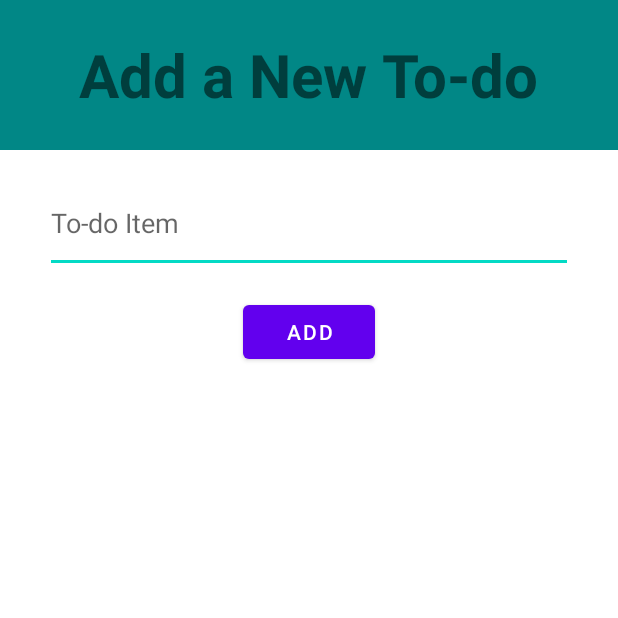
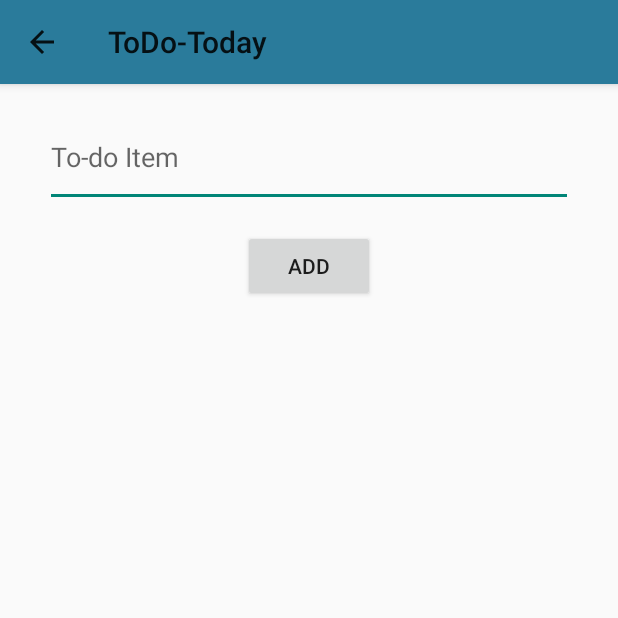
Before and after one commit to emills11/ToDo-Today, an Android app: the screen it shows after launch (NewItemActivity), after a tap on "Add new item to todoListRecyclerView", on a phone screen of 412 x 824 dp, the top half of it. Run offline under Robolectric (Android 15) with nearby library versions, the phone set to English and light mode, and no system bars; our stand-ins replace Room's generated code.

Commit message:
Redesigned toolbar and worked on theme.

```diff
--- a/app/src/main/AndroidManifest.xml
+++ b/app/src/main/AndroidManifest.xml
@@ -9,7 +9,6 @@
         android:roundIcon="@mipmap/ic_launcher_round"
         android:supportsRtl="true"
         android:theme="@style/Theme.ToDoToday">
-        <activity android:name=".NewItemActivity"></activity>
         <activity android:name=".MainActivity">
             <intent-filter>
                 <action android:name="android.intent.action.MAIN" />
@@ -17,6 +16,10 @@
                 <category android:name="android.intent.category.LAUNCHER" />
             </intent-filter>
         </activity>
+        <activity
+            android:name=".NewItemActivity"
+            android:parentActivityName="com.example.todo_today.MainActivity">
+        </activity>
     </application>
 
 </manifest>
--- a/app/src/main/java/com/example/todo_today/MainActivity.java
+++ b/app/src/main/java/com/example/todo_today/MainActivity.java
@@ -1,6 +1,7 @@
 package com.example.todo_today;
 
 import androidx.appcompat.app.AppCompatActivity;
+import androidx.appcompat.widget.Toolbar;
 import androidx.recyclerview.widget.DividerItemDecoration;
 import androidx.recyclerview.widget.LinearLayoutManager;
 import androidx.recyclerview.widget.RecyclerView;
@@ -76,6 +77,9 @@ public class MainActivity extends AppCompatActivity {
                 }
             }
         };
+
+        Toolbar topBannerToolbar = findViewById(R.id.topBannerToolbar);
+        setSupportActionBar(topBannerToolbar);
     }
 
     //onStart sets date info and sets some parameters for RecyclerView
--- a/app/src/main/java/com/example/todo_today/NewItemActivity.java
+++ b/app/src/main/java/com/example/todo_today/NewItemActivity.java
@@ -1,6 +1,8 @@
 package com.example.todo_today;
 
+import androidx.appcompat.app.ActionBar;
 import androidx.appcompat.app.AppCompatActivity;
+import androidx.appcompat.widget.Toolbar;
 
 import android.os.Bundle;
 import android.view.View;
@@ -20,6 +22,12 @@ public class NewItemActivity extends AppCompatActivity {
         //Initialize UI elements
         newItemFormItemEditText = findViewById(R.id.newItemFormItemEditText);
         newItemFormButton = findViewById(R.id.newItemFormButton);
+
+        Toolbar newItemTopBannerToolBar = findViewById(R.id.newItemTopBannerToolbar);
+        setSupportActionBar(newItemTopBannerToolBar);
+
+        ActionBar ab = getSupportActionBar();
+        ab.setDisplayHomeAsUpEnabled(true);
     }
 
     @Override
--- a/app/src/main/res/layout/activity_new_item.xml
+++ b/app/src/main/res/layout/activity_new_item.xml
@@ -6,6 +6,16 @@
     android:layout_height="match_parent"
     tools:context=".NewItemActivity">
 
+    <androidx.appcompat.widget.Toolbar
+        android:id="@+id/newItemTopBannerToolbar"
+        android:layout_width="match_parent"
+        android:layout_height="?attr/actionBarSize"
+        app:layout_constraintTop_toTopOf="parent"
+        app:layout_constraintLeft_toLeftOf="parent"
+        android:background="?attr/colorPrimary"
+        android:elevation="4dp"
+        android:theme="@style/ThemeOverlay.AppCompat.ActionBar"
+        app:popupTheme="@style/ThemeOverlay.AppCompat.Light"/>
 
     <RelativeLayout
         android:id="@+id/newItemTopBannerRelLayout"
@@ -14,7 +24,8 @@
         android:background="@color/teal_700"
         app:layout_constraintLeft_toLeftOf="parent"
         app:layout_constraintRight_toRightOf="parent"
-        app:layout_constraintTop_toTopOf="parent">
+        app:layout_constraintTop_toTopOf="parent"
+        android:visibility="gone">
 
         <TextView
             android:id="@+id/newItemTopBannerTextView"
@@ -32,7 +43,7 @@
         android:layout_width="wrap_content"
         android:layout_height="wrap_content"
         app:layout_constraintLeft_toLeftOf="parent"
-        app:layout_constraintTop_toBottomOf="@+id/newItemTopBannerRelLayout">
+        app:layout_constraintTop_toBottomOf="@+id/newItemTopBannerToolbar">
 
         <EditText
             android:id="@+id/newItemFormItemEditText"
--- a/app/src/main/res/values-night/themes.xml
+++ b/app/src/main/res/values-night/themes.xml
@@ -1,13 +1,13 @@
 <resources xmlns:tools="http://schemas.android.com/tools">
     <!-- Base application theme. -->
-    <style name="Theme.ToDoToday" parent="Theme.MaterialComponents.DayNight.DarkActionBar">
+    <style name="Theme.ToDoToday" parent="Theme.AppCompat.NoActionBar">
         <!-- Primary brand color. -->
-        <item name="colorPrimary">@color/purple_200</item>
-        <item name="colorPrimaryVariant">@color/purple_700</item>
+        <item name="colorPrimary">@color/my_blue</item>
+        <item name="colorPrimaryVariant">@color/my_blue</item>
         <item name="colorOnPrimary">@color/black</item>
         <!-- Secondary brand color. -->
-        <item name="colorSecondary">@color/teal_200</item>
-        <item name="colorSecondaryVariant">@color/teal_200</item>
+        <item name="colorSecondary">@color/my_green</item>
+        <item name="colorSecondaryVariant">@color/my_green</item>
         <item name="colorOnSecondary">@color/black</item>
         <!-- Status bar color. -->
         <item name="android:statusBarColor" tools:targetApi="l">?attr/colorPrimaryVariant</item>
--- a/app/src/main/res/values/colors.xml
+++ b/app/src/main/res/values/colors.xml
@@ -7,4 +7,7 @@
     <color name="teal_700">#FF018786</color>
     <color name="black">#FF000000</color>
     <color name="white">#FFFFFFFF</color>
+    <color name="my_blue">#2A7B9B</color>
+    <color name="my_orange">#FF8D1A</color>
+    <color name="my_green">#40823E</color>
 </resources>
--- a/app/src/main/res/values/themes.xml
+++ b/app/src/main/res/values/themes.xml
@@ -1,14 +1,14 @@
 <resources xmlns:tools="http://schemas.android.com/tools">
     <!-- Base application theme. -->
-    <style name="Theme.ToDoToday" parent="Theme.MaterialComponents.DayNight.NoActionBar">
+    <style name="Theme.ToDoToday" parent="Theme.AppCompat.Light.NoActionBar">
         <!-- Primary brand color. -->
-        <item name="colorPrimary">@color/purple_500</item>
-        <item name="colorPrimaryVariant">@color/purple_700</item>
+        <item name="colorPrimary">@color/my_blue</item>
+        <item name="colorPrimaryVariant">@color/my_blue</item>
         <item name="colorOnPrimary">@color/white</item>
         <!-- Secondary brand color. -->
-        <item name="colorSecondary">@color/teal_200</item>
-        <item name="colorSecondaryVariant">@color/teal_700</item>
-        <item name="colorOnSecondary">@color/black</item>
+        <item name="colorSecondary">@color/my_green</item>
+        <item name="colorSecondaryVariant">@color/my_green</item>
+        <item name="colorOnSecondary">@color/white</item>
         <!-- Status bar color. -->
         <item name="android:statusBarColor" tools:targetApi="l">?attr/colorPrimaryVariant</item>
         <!-- Customize your theme here. -->
```
Also changed, not shown: app/src/main/res/layout/activity_main.xml (+15 -2 lines).
